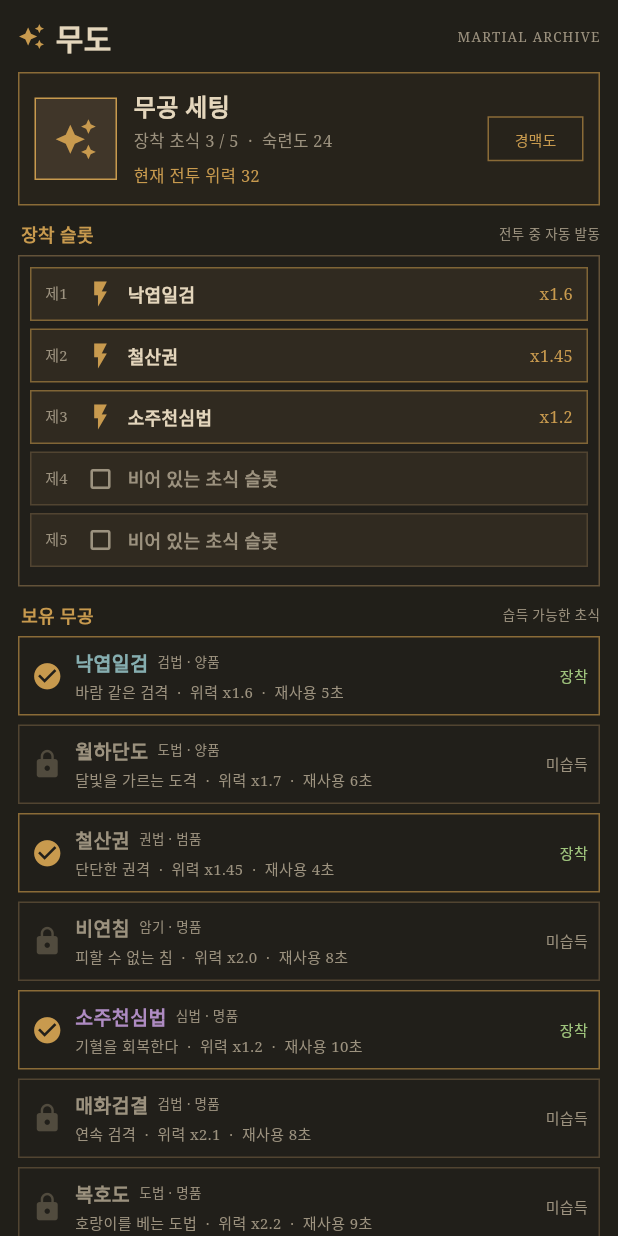
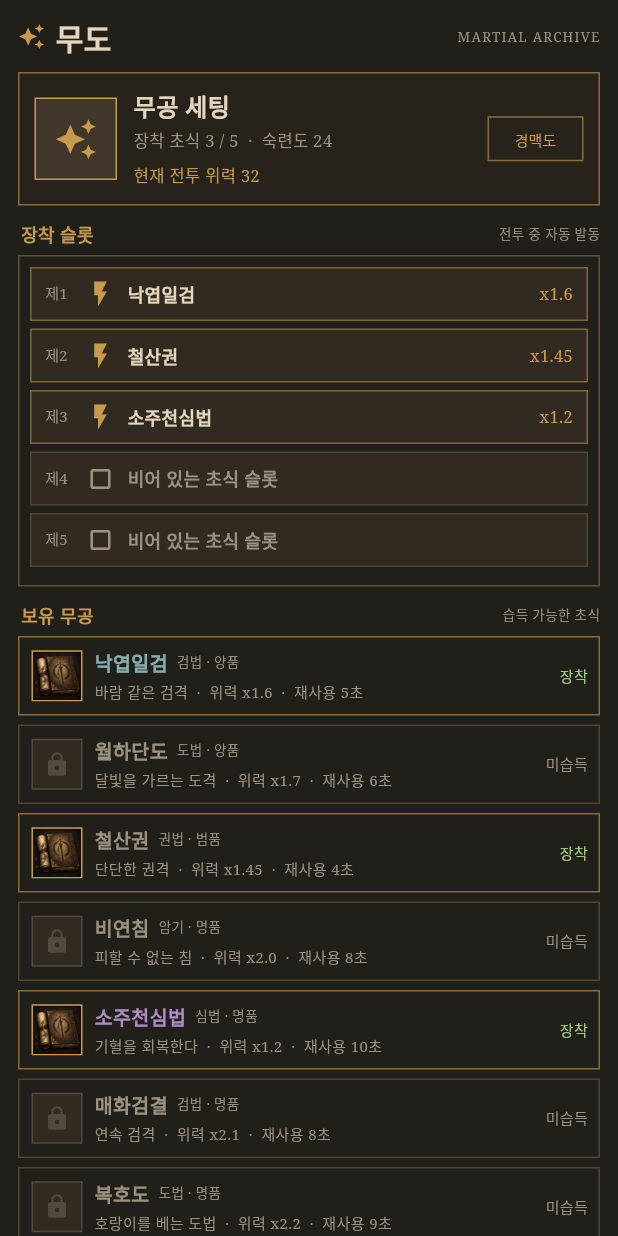
Before and after one commit to roycekim84/gangho-ilji, a Flutter app: the MainSkills widget shown alone on an empty page, opened directly with empty values, on a phone screen of 412 x 824 dp. Run offline on Flutter 3.47's test engine with Material 3 defaults, Android fonts, the phone set to English and light mode, and no system bars; our stand-ins replace shared_preferences; accounts and stored records are empty.

Commit message:
feat: add illustrated equipment and skill icons

```diff
--- a/lib/main.dart
+++ b/lib/main.dart
@@ -1724,18 +1724,31 @@ class MainSkills extends StatelessWidget {
                   padding: const EdgeInsets.fromLTRB(9, 8, 8, 8),
                   child: Row(
                     children: [
-                      Icon(
-                        equipped
-                            ? Icons.check_circle
-                            : known
-                            ? Icons.menu_book
-                            : Icons.lock,
+                      Container(
+                        width: 34,
+                        height: 34,
+                        decoration: BoxDecoration(
+                          color: const Color(0xff302a20),
+                          border: Border.all(
                             color: equipped
                                 ? gold
                                 : known
                                 ? tint
                                 : const Color(0xff514b3e),
-                        size: 21,
+                          ),
+                        ),
+                        child: known
+                            ? ClipRect(
+                                child: Image.asset(
+                                  'assets/images/skill_manual.png',
+                                  fit: BoxFit.cover,
+                                ),
+                              )
+                            : const Icon(
+                                Icons.lock,
+                                color: Color(0xff514b3e),
+                                size: 18,
+                              ),
                       ),
                       const SizedBox(width: 8),
                       Expanded(
@@ -2441,7 +2454,14 @@ class _GearEntry extends StatelessWidget {
                         color: const Color(0xff302a20),
                         border: Border.all(color: gradeColor(gear.grade)),
                       ),
-                      child: Icon(
+                      child: gear.slot == '무기'
+                          ? ClipRect(
+                              child: Image.asset(
+                                'assets/images/item_sword.png',
+                                fit: BoxFit.cover,
+                              ),
+                            )
+                          : Icon(
                               equipped ? Icons.verified : Icons.shield,
                               color: gradeColor(gear.grade),
                               size: 21,
```
Also changed, not shown: assets/images/item_sword.png (added), assets/images/skill_manual.png (added), 1 other file. Lines whose indentation alone changed are shown as unchanged.
